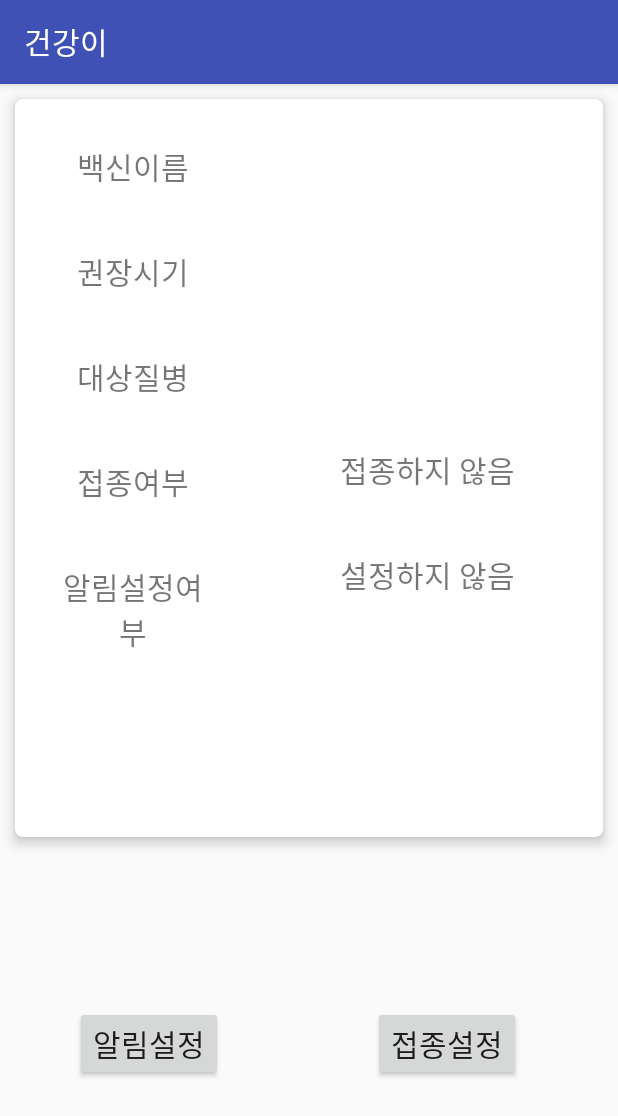
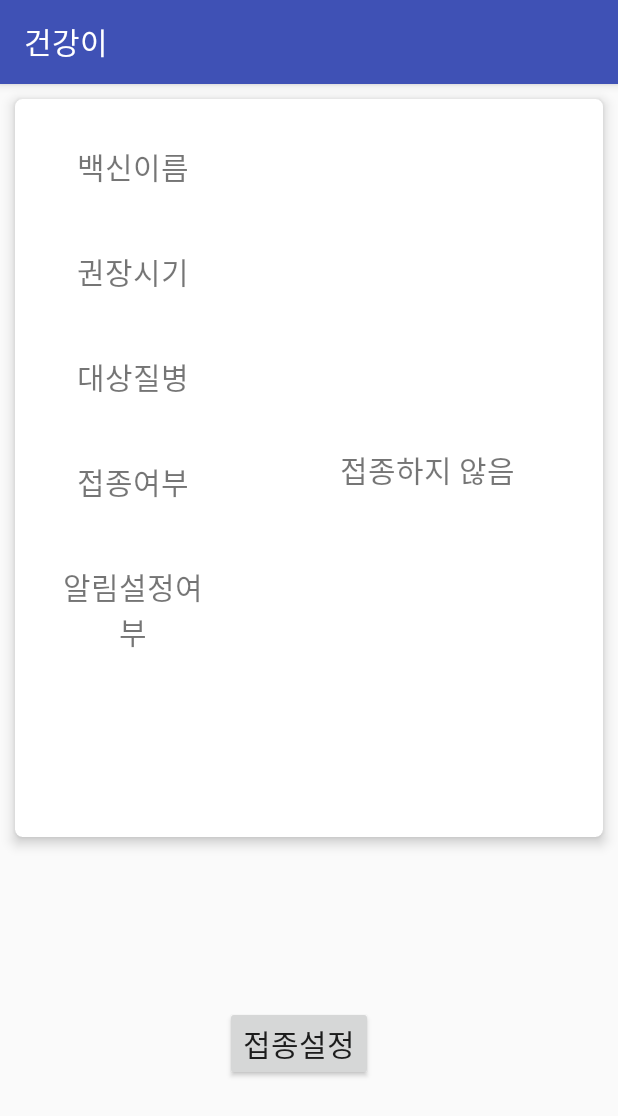
Before and after one commit to 6415y/healthybaby, an Android app: the VaccinInfoActivity screen opened directly, with no data from a screen before it, on a phone screen of 412 x 824 dp. Shown: the top 1116 px of the screen. Run offline under Robolectric (Android 15) with nearby library versions, the phone set to English and light mode, and no system bars; our stand-ins replace Firebase (no records; nobody signed in at launch, a user with empty details on screens opened directly); 3 statements that could not run were skipped.

Commit message:
VaccinInfoActivity: 지원하지 않는 기능 삭제

```diff
--- a/app/src/main/java/com/example/joo/healthybaby/VaccinInfoActivity.java
+++ b/app/src/main/java/com/example/joo/healthybaby/VaccinInfoActivity.java
@@ -26,7 +26,6 @@ public class VaccinInfoActivity extends AppCompatActivity {
     TextView diseaseName_tv;
     TextView vaccinYesOrNo;
     TextView notiYesOrNo_tv;
-    Button noti_btn;
     Button vaccin_btn;
 
     private FirebaseDatabase firebaseDatabase = FirebaseDatabase.getInstance();
@@ -52,13 +51,11 @@ public class VaccinInfoActivity extends AppCompatActivity {
         diseaseName_tv = (TextView) findViewById(R.id.diseaseName_tv_VaccinInfoActivity);
         vaccinYesOrNo = (TextView) findViewById(R.id.vaccinYesOrNo_tv_VaccinInfoActivity);
         notiYesOrNo_tv = (TextView) findViewById(R.id.notiYesOrNo_tv_VaccinInfoActivity);
-        noti_btn = (Button) findViewById(R.id.noti_btn_VaccinInfoActivity);
         vaccin_btn = (Button) findViewById(R.id.vaccin_btn_VaccinInfoActivity);
 
         vaccinName_tv.setText(vaccinInfoDetail.getVaccinName());
         vaccinInoculate_tv.setText(Integer.toString(vaccinInfoDetail.getInoculateDate()) + " 개월");
         diseaseName_tv.setText(vaccinInfoDetail.getVaccinInfo());
-        notiYesOrNo_tv.setText("설정하지 않음");
         vaccinYesOrNo.setText("접종하지 않음");
 
         /*
@@ -115,30 +112,5 @@ public class VaccinInfoActivity extends AppCompatActivity {
             }
         });
 
-        /*
-         *  noti_btn.setOnClickListener(new View.OnClickListener() { .......
-         *
-         *  DatePicker 다이얼로그와 TimePicker 다이얼로그를 사용해 Notification을 설정한다.
-         */
-        noti_btn.setOnClickListener(new View.OnClickListener() {
-            @Override
-            public void onClick(View view) {
-                DatePickerDialog dialog = new DatePickerDialog(VaccinInfoActivity.this, new DatePickerDialog.OnDateSetListener() {
-                    @Override
-                    public void onDateSet(DatePicker datePicker, int year, int month, int day) {
-                        TimePickerDialog timeDialog = new TimePickerDialog(VaccinInfoActivity.this, new TimePickerDialog.OnTimeSetListener() {
-                            @Override
-                            public void onTimeSet(TimePicker timePicker, int hour, int minite) {
-
-                            }
-                        }, 0, 0, false);
-                        timeDialog.show();
-                    }
-                }, 2018, 11, 4);
-                dialog.show();
-
-            }
-        });
-
     }
 }
--- a/app/src/main/res/layout/activity_vaccin_info.xml
+++ b/app/src/main/res/layout/activity_vaccin_info.xml
@@ -126,20 +126,12 @@
         android:orientation="horizontal">
 
         <Button
-            android:id="@+id/noti_btn_VaccinInfoActivity"
-            android:layout_width="wrap_content"
-            android:layout_height="wrap_content"
-            android:layout_gravity="center_vertical"
-            android:layout_margin="50dp"
-            android:text="알림설정"
-            android:textSize="20sp" />
-
-        <Button
             android:id="@+id/vaccin_btn_VaccinInfoActivity"
             android:layout_width="wrap_content"
             android:layout_height="wrap_content"
-            android:layout_margin="50dp"
+            android:layout_marginLeft="150dp"
             android:text="접종설정"
+            android:gravity="center_horizontal"
             android:layout_gravity="center_vertical"
             android:textSize="20sp" />
 
```
